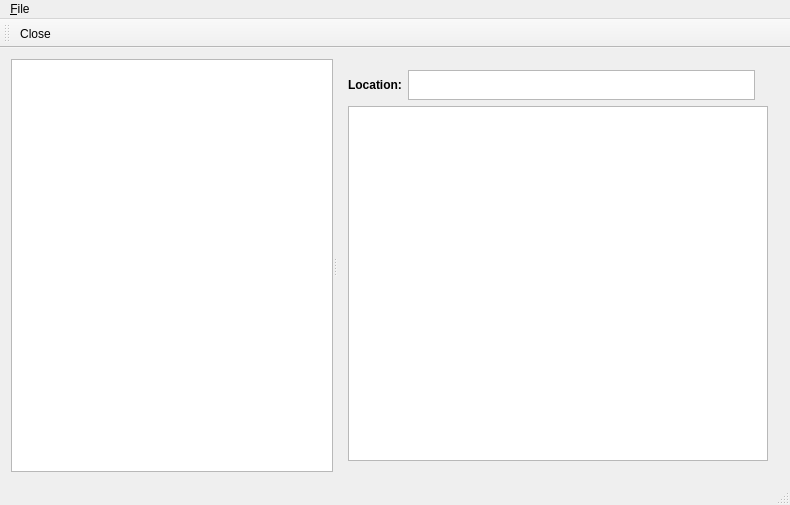
Before: the Qt Designer form Upnp_av_ControlPoint_Renderer/controlpointwindow.ui in Kangda/Upnp-AV-Demo, drawn with Qt 5.
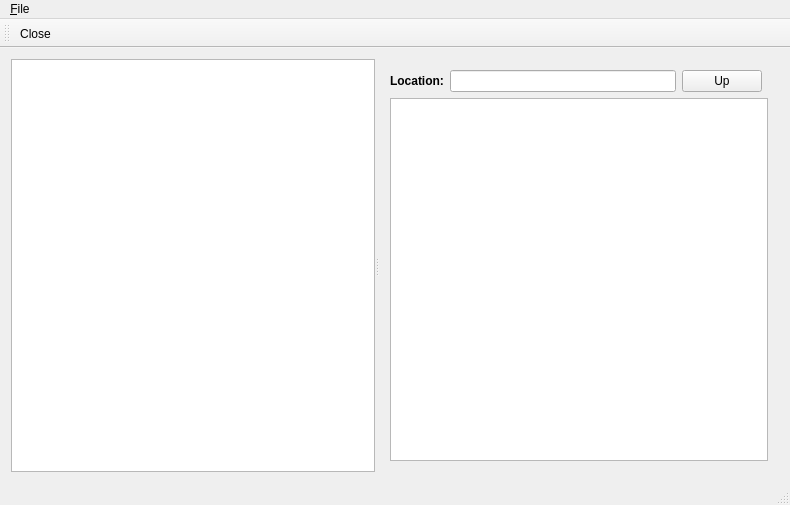
After: the same form once the commit is applied. Icons and pictures are not drawn.

```diff
--- a/Upnp_av_ControlPoint_Renderer/controlpointwindow.ui
+++ b/Upnp_av_ControlPoint_Renderer/controlpointwindow.ui
@@ -52,54 +52,7 @@
           </property>
          </widget>
         </item>
-        <item row="0" column="1">
-         <widget class="QTextBrowser" name="pathBrowser">
-          <property name="sizePolicy">
-           <sizepolicy hsizetype="Expanding" vsizetype="Fixed">
-            <horstretch>0</horstretch>
-            <verstretch>0</verstretch>
-           </sizepolicy>
-          </property>
-          <property name="minimumSize">
-           <size>
-            <width>0</width>
-            <height>30</height>
-           </size>
-          </property>
-          <property name="maximumSize">
-           <size>
-            <width>16777215</width>
-            <height>30</height>
-           </size>
-          </property>
-          <property name="verticalScrollBarPolicy">
-           <enum>Qt::ScrollBarAlwaysOff</enum>
-          </property>
-          <property name="horizontalScrollBarPolicy">
-           <enum>Qt::ScrollBarAlwaysOff</enum>
-          </property>
-          <property name="undoRedoEnabled">
-           <bool>true</bool>
-          </property>
-         </widget>
-        </item>
-        <item row="0" column="2">
-         <widget class="QLabel" name="upDirLabel">
-          <property name="sizePolicy">
-           <sizepolicy hsizetype="Fixed" vsizetype="Fixed">
-            <horstretch>0</horstretch>
-            <verstretch>0</verstretch>
-           </sizepolicy>
-          </property>
-          <property name="text">
-           <string/>
-          </property>
-          <property name="pixmap">
-           <pixmap resource="resource.qrc">:/icon/up.png</pixmap>
-          </property>
-         </widget>
-        </item>
-        <item row="1" column="0" colspan="3">
+        <item row="2" column="0" colspan="4">
          <widget class="QListView" name="detaiDisplaylView">
           <property name="resizeMode">
            <enum>QListView::Adjust</enum>
@@ -109,6 +62,30 @@
           </property>
          </widget>
         </item>
+        <item row="0" column="1">
+         <widget class="QLineEdit" name="pathLine">
+          <property name="readOnly">
+           <bool>true</bool>
+          </property>
+         </widget>
+        </item>
+        <item row="0" column="2">
+         <widget class="QPushButton" name="upDirButton">
+          <property name="text">
+           <string>Up</string>
+          </property>
+          <property name="icon">
+           <iconset resource="resource.qrc">
+            <normaloff>:/icon/up.png</normaloff>:/icon/up.png</iconset>
+          </property>
+          <property name="iconSize">
+           <size>
+            <width>36</width>
+            <height>36</height>
+           </size>
+          </property>
+         </widget>
+        </item>
        </layout>
       </widget>
      </widget>
```
